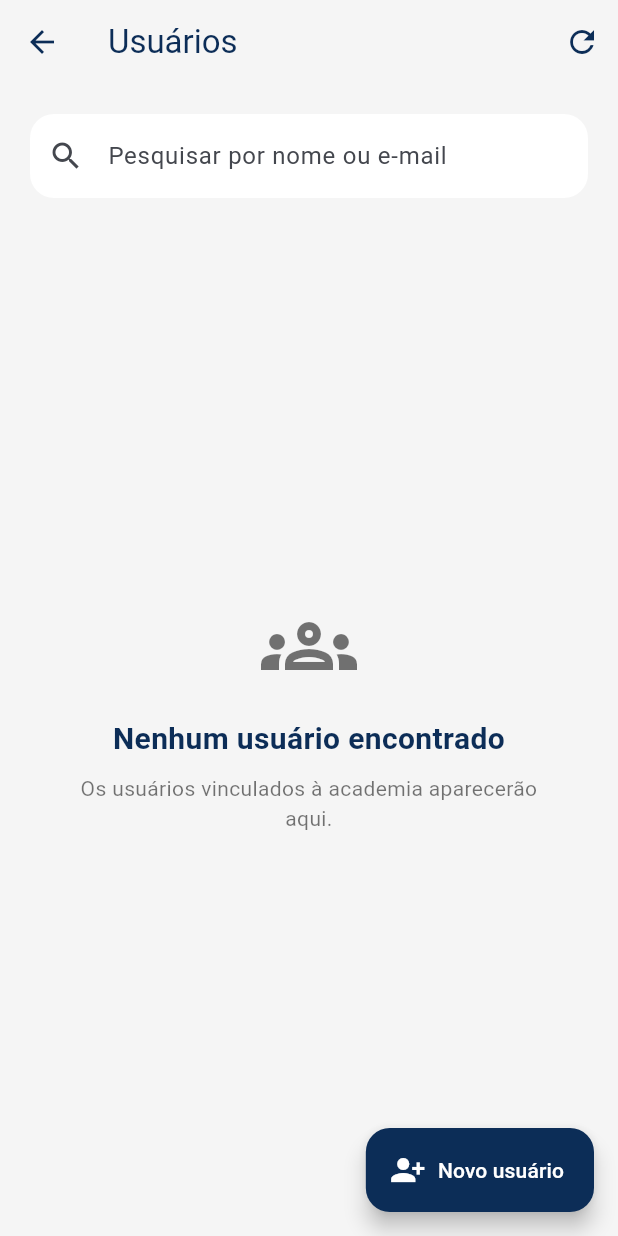
After one commit to Carvalhoap/tatame-plus, a Flutter app: the AdminHomeScreen screen opened directly, after a tap on "Usuários", on a phone screen of 412 x 824 dp. The commit adds this screen. Run offline on Flutter 3.47's test engine with Material 3 defaults, Android fonts, the phone set to English and light mode, and no system bars; our stand-ins replace cloud_firestore, firebase_auth, firebase_core, qr_flutter; missing offline and left inert: mobile_scanner; accounts and stored records are empty; network calls fail.

Commit message:
feat(users): academy members listing

```diff
--- a/lib/features/admin/screens/admin_home_screen.dart
+++ b/lib/features/admin/screens/admin_home_screen.dart
@@ -4,6 +4,7 @@ import 'package:provider/provider.dart';
 import '../../../core/theme/app_colors.dart';
 import '../../../core/widgets/app_drawer.dart';
 import '../../auth/services/session_service.dart';
+import '../../users/screens/users_screen.dart';
 
 class AdminHomeScreen extends StatelessWidget {
   const AdminHomeScreen({super.key});
@@ -48,33 +49,44 @@ class AdminHomeScreen extends StatelessWidget {
               crossAxisSpacing: 16,
               mainAxisSpacing: 16,
               childAspectRatio: 1.1,
-              children: const [
+              children: [
                 _AdminCard(
+                  title: 'Usuários',
+                  subtitle: 'Cadastros e permissões',
+                  icon: Icons.manage_accounts,
+                  onTap: () {
+                    Navigator.push(
+                      context,
+                      MaterialPageRoute(builder: (_) => const UsersScreen()),
+                    );
+                  },
+                ),
+                const _AdminCard(
                   title: 'Alunos',
-                  subtitle: 'Cadastros e vínculos',
+                  subtitle: 'Dados e vínculos esportivos',
                   icon: Icons.groups,
                 ),
-                _AdminCard(
+                const _AdminCard(
                   title: 'Professores',
                   subtitle: 'Equipe e permissões',
                   icon: Icons.school,
                 ),
-                _AdminCard(
+                const _AdminCard(
                   title: 'Turmas',
                   subtitle: 'Horários e organização',
                   icon: Icons.calendar_month,
                 ),
-                _AdminCard(
+                const _AdminCard(
                   title: 'Financeiro',
                   subtitle: 'Planos e pagamentos',
                   icon: Icons.payments_outlined,
                 ),
-                _AdminCard(
+                const _AdminCard(
                   title: 'Graduações',
                   subtitle: 'Aptos e progressão',
                   icon: Icons.sports_martial_arts,
                 ),
-                _AdminCard(
+                const _AdminCard(
                   title: 'Relatórios',
                   subtitle: 'Presenças e indicadores',
                   icon: Icons.bar_chart,
@@ -92,11 +104,13 @@ class _AdminCard extends StatelessWidget {
   final String title;
   final String subtitle;
   final IconData icon;
+  final VoidCallback? onTap;
 
   const _AdminCard({
     required this.title,
     required this.subtitle,
     required this.icon,
+    this.onTap,
   });
 
   @override
@@ -106,7 +120,7 @@ class _AdminCard extends StatelessWidget {
       borderRadius: BorderRadius.circular(20),
       elevation: 2,
       child: InkWell(
-        onTap: () {},
+        onTap: onTap,
         borderRadius: BorderRadius.circular(20),
         child: Padding(
           padding: const EdgeInsets.all(18),
--- /dev/null
+++ b/lib/features/users/data/firebase/firestore_user_repository.dart
@@ -0,0 +1,64 @@
+import 'package:cloud_firestore/cloud_firestore.dart';
+
+import '../../models/academy_member.dart';
+import '../../repository/user_repository.dart';
+
+class FirestoreUserRepository implements UserRepository {
+  final FirebaseFirestore firestore;
+
+  FirestoreUserRepository({FirebaseFirestore? firestore})
+    : firestore = firestore ?? FirebaseFirestore.instance;
+
+  @override
+  Future<List<AcademyMember>> getAcademyMembers({
+    required String academyId,
+  }) async {
+    final membersSnapshot = await firestore
+        .collection('academies')
+        .doc(academyId)
+        .collection('members')
+        .get();
+
+    final members = await Future.wait(
+      membersSnapshot.docs.map((memberDocument) async {
+        final memberData = memberDocument.data();
+        final userId = memberData['userId'] as String? ?? memberDocument.id;
+
+        final userSnapshot = await firestore
+            .collection('users')
+            .doc(userId)
+            .get();
+
+        final userData = userSnapshot.data();
+
+        return AcademyMember(
+          userId: userId,
+          displayName:
+              userData?['displayName'] as String? ?? 'Usuário sem nome',
+          email: userData?['email'] as String? ?? '',
+          status: memberData['status'] as String? ?? 'inactive',
+          roles: _parseRoles(memberData['roles']),
+          isActive: userData?['isActive'] == true,
+        );
+      }),
+    );
+
+    members.sort(
+      (first, second) => first.displayName.toLowerCase().compareTo(
+        second.displayName.toLowerCase(),
+      ),
+    );
+
+    return members;
+  }
+
+  Map<String, bool> _parseRoles(dynamic rawRoles) {
+    if (rawRoles is! Map) {
+      return const {};
+    }
+
+    return rawRoles.map(
+      (key, value) => MapEntry(key.toString(), value == true),
+    );
+  }
+}
--- /dev/null
+++ b/lib/features/users/models/academy_member.dart
@@ -0,0 +1,28 @@
+class AcademyMember {
+  final String userId;
+  final String displayName;
+  final String email;
+  final String status;
+  final Map<String, bool> roles;
+  final bool isActive;
+
+  const AcademyMember({
+    required this.userId,
+    required this.displayName,
+    required this.email,
+    required this.status,
+    required this.roles,
+    required this.isActive,
+  });
+
+  bool hasRole(String role) {
+    return roles[role] == true;
+  }
+
+  List<String> get activeRoles {
+    return roles.entries
+        .where((entry) => entry.value)
+        .map((entry) => entry.key)
+        .toList(growable: false);
+  }
+}
--- /dev/null
+++ b/lib/features/users/repository/user_repository.dart
@@ -0,0 +1,5 @@
+import '../models/academy_member.dart';
+
+abstract class UserRepository {
+  Future<List<AcademyMember>> getAcademyMembers({required String academyId});
+}
--- /dev/null
+++ b/lib/features/users/screens/users_screen.dart
@@ -0,0 +1,371 @@
+import 'package:cloud_firestore/cloud_firestore.dart';
+import 'package:flutter/material.dart';
+import 'package:provider/provider.dart';
+
+import '../../../core/theme/app_colors.dart';
+import '../../auth/services/session_service.dart';
+import '../models/academy_member.dart';
+import '../repository/user_repository.dart';
+
+class UsersScreen extends StatefulWidget {
+  const UsersScreen({super.key});
+
+  @override
+  State<UsersScreen> createState() => _UsersScreenState();
+}
+
+class _UsersScreenState extends State<UsersScreen> {
+  final searchController = TextEditingController();
+
+  Future<List<AcademyMember>>? membersFuture;
+  String searchTerm = '';
+
+  @override
+  void didChangeDependencies() {
+    super.didChangeDependencies();
+    membersFuture ??= _loadMembers();
+  }
+
+  Future<List<AcademyMember>> _loadMembers() {
+    final session = context.read<SessionService>();
+    final user = session.currentUser;
+
+    if (user == null) {
+      return Future.error(
+        StateError('Nenhum usuário autenticado foi encontrado.'),
+      );
+    }
+
+    return context.read<UserRepository>().getAcademyMembers(
+      academyId: user.academyId,
+    );
+  }
+
+  void reload() {
+    setState(() {
+      membersFuture = _loadMembers();
+    });
+  }
+
+  @override
+  void dispose() {
+    searchController.dispose();
+    super.dispose();
+  }
+
+  @override
+  Widget build(BuildContext context) {
+    return Scaffold(
+      backgroundColor: AppColors.background,
+      appBar: AppBar(
+        title: const Text('Usuários'),
+        backgroundColor: AppColors.background,
+        foregroundColor: AppColors.brandPrimary,
+        elevation: 0,
+        actions: [
+          IconButton(
+            onPressed: reload,
+            tooltip: 'Atualizar',
+            icon: const Icon(Icons.refresh),
+          ),
+        ],
+      ),
+      floatingActionButton: FloatingActionButton.extended(
+        onPressed: () {
+          ScaffoldMessenger.of(context).showSnackBar(
+            const SnackBar(
+              content: Text(
+                'O cadastro de usuários será implementado na próxima etapa.',
+              ),
+            ),
+          );
+        },
+        backgroundColor: AppColors.brandPrimary,
+        foregroundColor: AppColors.white,
+        icon: const Icon(Icons.person_add_alt_1),
+        label: const Text('Novo usuário'),
+      ),
+      body: Padding(
+        padding: const EdgeInsets.all(20),
+        child: Column(
+          children: [
+            TextField(
+              controller: searchController,
+              decoration: InputDecoration(
+                hintText: 'Pesquisar por nome ou e-mail',
+                prefixIcon: const Icon(Icons.search),
+                suffixIcon: searchTerm.isEmpty
+                    ? null
+                    : IconButton(
+                        onPressed: () {
+                          searchController.clear();
+
+                          setState(() {
+                            searchTerm = '';
+                          });
+                        },
+                        icon: const Icon(Icons.close),
+                      ),
+                filled: true,
+                fillColor: AppColors.white,
+                border: OutlineInputBorder(
+                  borderRadius: BorderRadius.circular(16),
+                  borderSide: BorderSide.none,
+                ),
+              ),
+              onChanged: (value) {
+                setState(() {
+                  searchTerm = value.trim().toLowerCase();
+                });
+              },
+            ),
+            const SizedBox(height: 18),
+            Expanded(
+              child: FutureBuilder<List<AcademyMember>>(
+                future: membersFuture,
+                builder: (context, snapshot) {
+                  if (snapshot.connectionState == ConnectionState.waiting) {
+                    return const Center(child: CircularProgressIndicator());
+                  }
+
+                  if (snapshot.hasError) {
+                    return _ErrorState(error: snapshot.error, onRetry: reload);
+                  }
+
+                  final members = snapshot.data ?? const [];
+
+                  final filteredMembers = members
+                      .where((member) {
+                        if (searchTerm.isEmpty) {
+                          return true;
+                        }
+
+                        return member.displayName.toLowerCase().contains(
+                              searchTerm,
+                            ) ||
+                            member.email.toLowerCase().contains(searchTerm);
+                      })
+                      .toList(growable: false);
+
+                  if (members.isEmpty) {
+                    return const _EmptyState(
+                      title: 'Nenhum usuário encontrado',
+                      message:
+                          'Os usuários vinculados à academia aparecerão aqui.',
+                    );
+                  }
+
+                  if (filteredMembers.isEmpty) {
+                    return const _EmptyState(
+                      title: 'Nenhum resultado',
+                      message: 'Tente pesquisar usando outro nome ou e-mail.',
+                    );
+                  }
+
+                  return RefreshIndicator(
+                    onRefresh: () async {
+                      reload();
+                      await membersFuture;
+                    },
+                    child: ListView.separated(
+                      itemCount: filteredMembers.length,
+                      separatorBuilder: (context, index) => const SizedBox(height: 12),
+                      itemBuilder: (context, index) {
+                        return _MemberCard(member: filteredMembers[index]);
+                      },
+                    ),
+                  );
+                },
+              ),
+            ),
+          ],
+        ),
+      ),
+    );
+  }
+}
+
+class _MemberCard extends StatelessWidget {
+  final AcademyMember member;
+
+  const _MemberCard({required this.member});
+
+  @override
+  Widget build(BuildContext context) {
+    final roles = member.activeRoles.map(_roleLabel).join(' • ');
+
+    return Card(
+      color: AppColors.white,
+      elevation: 1,
+      shape: RoundedRectangleBorder(borderRadius: BorderRadius.circular(18)),
+      child: ListTile(
+        contentPadding: const EdgeInsets.symmetric(
+          horizontal: 18,
+          vertical: 10,
+        ),
+        leading: CircleAvatar(
+          backgroundColor: AppColors.brandPrimary,
+          foregroundColor: AppColors.white,
+          child: Text(
+            _initials(member.displayName),
+            style: const TextStyle(fontWeight: FontWeight.bold),
+          ),
+        ),
+        title: Text(
+          member.displayName,
+          style: const TextStyle(
+            fontWeight: FontWeight.bold,
+            color: AppColors.brandPrimary,
+          ),
+        ),
+        subtitle: Column(
+          crossAxisAlignment: CrossAxisAlignment.start,
+          children: [
+            if (member.email.isNotEmpty) ...[
+              const SizedBox(height: 4),
+              Text(member.email),
+            ],
+            const SizedBox(height: 4),
+            Text(roles.isEmpty ? 'Sem perfil autorizado' : roles),
+          ],
+        ),
+        trailing: Icon(
+          member.isActive && member.status == 'active'
+              ? Icons.check_circle
+              : Icons.cancel,
+          color: member.isActive && member.status == 'active'
+              ? AppColors.success
+              : AppColors.gracieRed,
+        ),
+      ),
+    );
+  }
+
+  static String _initials(String name) {
+    final parts = name
+        .trim()
+        .split(RegExp(r'\s+'))
+        .where((part) => part.isNotEmpty)
+        .toList();
+
+    if (parts.isEmpty) {
+      return '?';
+    }
+
+    if (parts.length == 1) {
+      return parts.first.substring(0, 1).toUpperCase();
+    }
+
+    return (parts.first.substring(0, 1) + parts.last.substring(0, 1))
+        .toUpperCase();
+  }
+
+  static String _roleLabel(String role) {
+    switch (role) {
+      case 'admin':
+        return 'Administrador';
+      case 'partner':
+        return 'Sócio';
+      case 'teacher':
+        return 'Professor';
+      case 'student':
+        return 'Aluno';
+      case 'guardian':
+        return 'Responsável';
+      default:
+        return role;
+    }
+  }
+}
+
+class _EmptyState extends StatelessWidget {
+  final String title;
+  final String message;
+
+  const _EmptyState({required this.title, required this.message});
+
+  @override
+  Widget build(BuildContext context) {
+    return Center(
+      child: Padding(
+        padding: const EdgeInsets.all(30),
+        child: Column(
+          mainAxisSize: MainAxisSize.min,
+          children: [
+            const Icon(Icons.groups_outlined, size: 64, color: AppColors.grey),
+            const SizedBox(height: 16),
+            Text(
+              title,
+              textAlign: TextAlign.center,
+              style: const TextStyle(
+                fontSize: 20,
+                fontWeight: FontWeight.bold,
+                color: AppColors.brandPrimary,
+              ),
+            ),
+            const SizedBox(height: 8),
+            Text(
+              message,
+              textAlign: TextAlign.center,
+              style: const TextStyle(color: AppColors.grey),
+            ),
+          ],
+        ),
+      ),
+    );
+  }
+}
+
+class _ErrorState extends StatelessWidget {
+  final Object? error;
+  final VoidCallback onRetry;
+
+  const _ErrorState({required this.error, required this.onRetry});
+
+  @override
+  Widget build(BuildContext context) {
+    String message = 'Não foi possível carregar os usuários.';
+
+    if (error is FirebaseException &&
+        (error as FirebaseException).code == 'permission-denied') {
+      message = 'O Firestore ainda não autorizou a listagem dos usuários.';
+    }
+
+    return Center(
+      child: Padding(
+        padding: const EdgeInsets.all(30),
+        child: Column(
+          mainAxisSize: MainAxisSize.min,
+          children: [
+            const Icon(
+              Icons.error_outline,
+              size: 64,
+              color: AppColors.gracieRed,
+            ),
+            const SizedBox(height: 16),
+            const Text(
+              'Não foi possível carregar',
+              style: TextStyle(
+                fontSize: 20,
+                fontWeight: FontWeight.bold,
+                color: AppColors.brandPrimary,
+              ),
+            ),
+            const SizedBox(height: 8),
+            Text(
+              message,
+              textAlign: TextAlign.center,
+              style: const TextStyle(color: AppColors.grey),
+            ),
+            const SizedBox(height: 18),
+            ElevatedButton.icon(
+              onPressed: onRetry,
+              icon: const Icon(Icons.refresh),
+              label: const Text('Tentar novamente'),
+            ),
+          ],
+        ),
+      ),
+    );
+  }
+}
```
Also changed, not shown: lib/app/app.dart (+6 -14 lines), lib/features/auth/screens/session_router.dart (+3 -5 lines), 1 other file.
